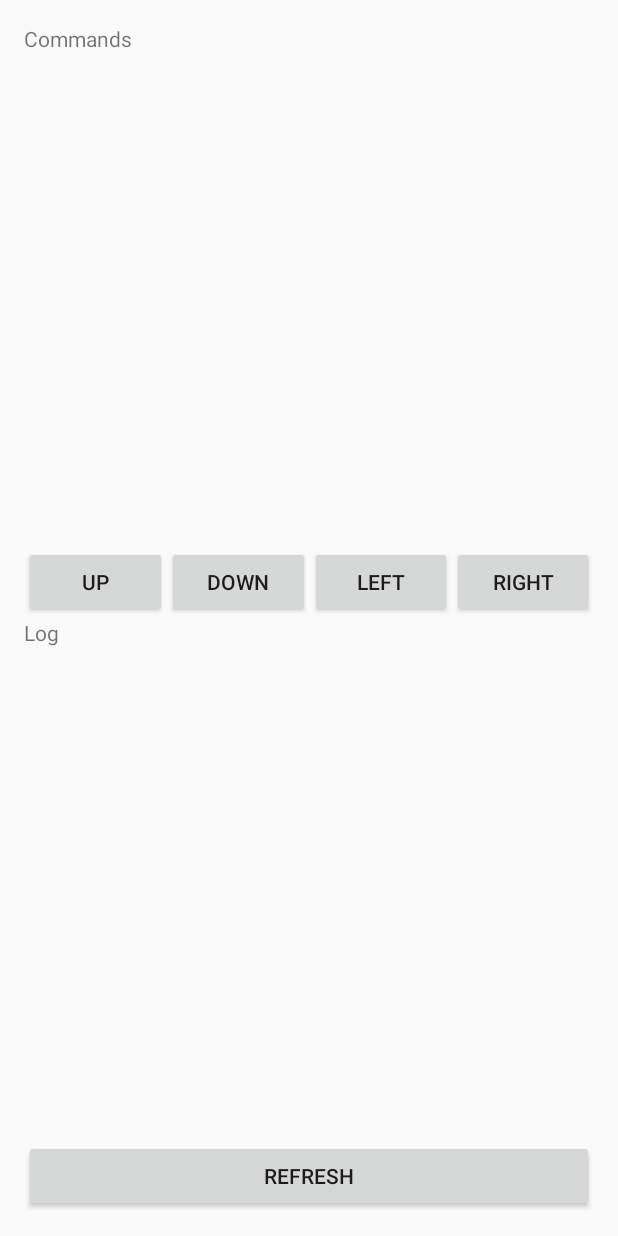
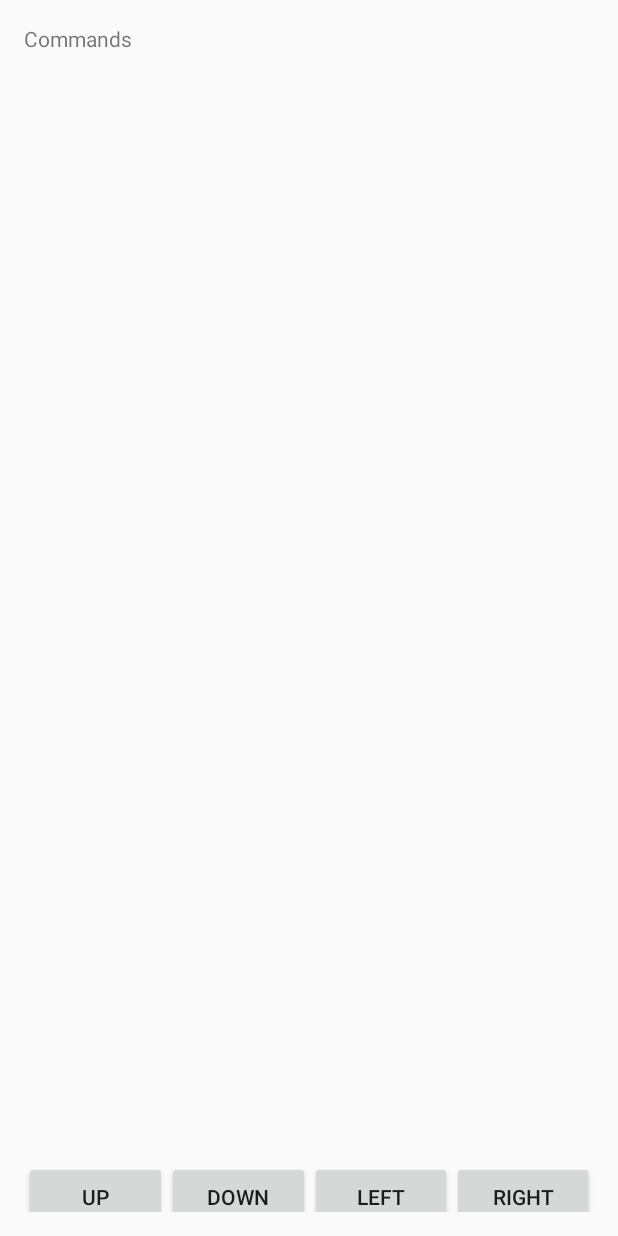
Before and after one commit to renatorfr/AndroidWifiDirect, an Android app: the layout connected.xml on its own in the app's theme, with its tools: preview values and no code run, on a phone screen of 412 x 824 dp. Run offline under Robolectric (Android 15) with nearby library versions, the phone set to English and light mode, and no system bars.

```diff
--- a/app/src/main/res/layout/connected.xml
+++ b/app/src/main/res/layout/connected.xml
@@ -7,7 +7,7 @@
     android:paddingLeft="@dimen/activity_horizontal_margin"
     android:paddingRight="@dimen/activity_horizontal_margin"
     android:paddingTop="@dimen/activity_vertical_margin"
-    tools:context="br.com.renatorfr.test.wifidirect.wifidirecttest.MainActivity">
+    tools:context="br.com.renatorfr.test.wifidirect.wifidirecttest.ConnectedActivity">
 
     <LinearLayout
         android:orientation="vertical"
@@ -15,6 +15,13 @@
         android:layout_height="match_parent"
         android:layout_alignParentBottom="true"
         android:layout_centerHorizontal="true">
+
+        <TextView
+            android:text="TextView"
+            android:layout_width="match_parent"
+            android:layout_height="wrap_content"
+            android:id="@+id/txtDevice"
+            android:layout_weight="0.5"/>
 
         <TextView
             android:layout_width="fill_parent"
@@ -60,25 +67,5 @@
 
         </LinearLayout>
 
-        <TextView
-            android:layout_width="fill_parent"
-            android:layout_height="match_parent"
-            android:text="@string/text.log"
-            android:id="@+id/txtLog"
-            android:layout_gravity="bottom"
-            android:layout_weight="0.5" />
-        <LinearLayout
-            android:orientation="horizontal"
-            android:layout_width="fill_parent"
-            android:layout_height="wrap_content">
-
-            <Button
-                android:layout_width="0dp"
-                android:layout_height="wrap_content"
-                android:text="@string/text.refresh"
-                android:id="@+id/btnConnect"
-                android:layout_weight="0.25" />
-
-        </LinearLayout>
     </LinearLayout>
 </RelativeLayout>
```
Also changed, not shown: app/src/main/AndroidManifest.xml (+10 -8 lines), app/src/main/java/br/com/renatorfr/test/wifidirect/wifidirecttest/CommandHandler.java (+0 -2 lines), app/src/main/java/br/com/renatorfr/test/wifidirect/wifidirecttest/ConnectedActivity.java (+9 -59 lines), app/src/main/java/br/com/renatorfr/test/wifidirect/wifidirecttest/DeviceAdapter.java (+11 -2 lines), app/src/main/java/br/com/renatorfr/test/wifidirect/wifidirecttest/Executor.java (added, +5 -0 lines), app/src/main/java/br/com/renatorfr/test/wifidirect/wifidirecttest/LogCommands.java (added, +18 -0 lines), app/src/main/java/br/com/renatorfr/test/wifidirect/wifidirecttest/MainActivity.java (+15 -3 lines), app/src/main/java/br/com/renatorfr/test/wifidirect/wifidirecttest/WifiP2PHelper.java (+2 -2 lines).
